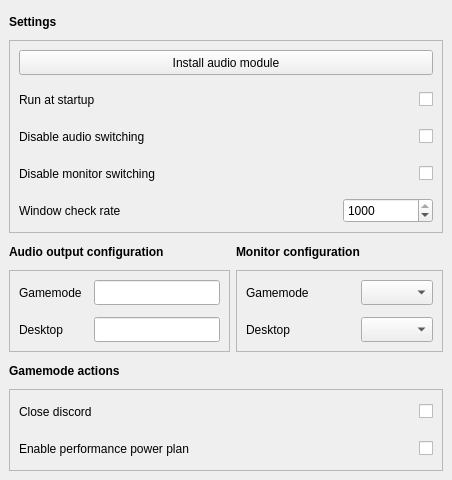
Before: the Qt Designer form src/BigPictureTV/bigpicturetv.ui in Odizinne/BigPictureTV, drawn with Qt 5.
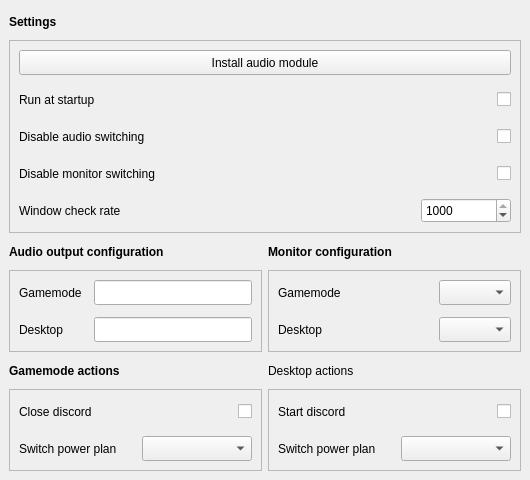
After: the same form once the commit is applied.

Commit message: added independant desktop / gamemode actions

```diff
--- a/src/BigPictureTV/bigpicturetv.ui
+++ b/src/BigPictureTV/bigpicturetv.ui
@@ -6,7 +6,7 @@
    <rect>
     <x>0</x>
     <y>0</y>
-    <width>452</width>
+    <width>530</width>
     <height>480</height>
    </rect>
   </property>
@@ -26,92 +26,7 @@
    <string>BigPictureTV - Settings</string>
   </property>
   <widget class="QWidget" name="centralwidget">
-   <layout class="QGridLayout" name="gridLayout_2" columnstretch="1,0">
-    <item row="5" column="0" colspan="2">
-     <widget class="QFrame" name="actionsFrame">
-      <property name="frameShape">
-       <enum>QFrame::Shape::StyledPanel</enum>
-      </property>
-      <property name="frameShadow">
-       <enum>QFrame::Shadow::Sunken</enum>
-      </property>
-      <layout class="QGridLayout" name="gridLayout_3">
-       <property name="leftMargin">
-        <number>9</number>
-       </property>
-       <property name="topMargin">
-        <number>9</number>
-       </property>
-       <property name="rightMargin">
-        <number>9</number>
-       </property>
-       <property name="bottomMargin">
-        <number>9</number>
-       </property>
-       <property name="spacing">
-        <number>12</number>
-       </property>
-       <item row="0" column="1">
-        <widget class="QCheckBox" name="closeDiscordCheckBox">
-         <property name="minimumSize">
-          <size>
-           <width>0</width>
-           <height>25</height>
-          </size>
-         </property>
-         <property name="layoutDirection">
-          <enum>Qt::LayoutDirection::RightToLeft</enum>
-         </property>
-         <property name="text">
-          <string/>
-         </property>
-        </widget>
-       </item>
-       <item row="0" column="0">
-        <widget class="QLabel" name="CloseDiscordLabel">
-         <property name="minimumSize">
-          <size>
-           <width>0</width>
-           <height>25</height>
-          </size>
-         </property>
-         <property name="text">
-          <string>Close discord</string>
-         </property>
-        </widget>
-       </item>
-       <item row="1" column="0">
-        <widget class="QLabel" name="performancePowerPlanLabel">
-         <property name="minimumSize">
-          <size>
-           <width>0</width>
-           <height>25</height>
-          </size>
-         </property>
-         <property name="text">
-          <string>Enable performance power plan</string>
-         </property>
-        </widget>
-       </item>
-       <item row="1" column="1">
-        <widget class="QCheckBox" name="performancePowerPlanCheckBox">
-         <property name="minimumSize">
-          <size>
-           <width>0</width>
-           <height>25</height>
-          </size>
-         </property>
-         <property name="layoutDirection">
-          <enum>Qt::LayoutDirection::RightToLeft</enum>
-         </property>
-         <property name="text">
-          <string/>
-         </property>
-        </widget>
-       </item>
-      </layout>
-     </widget>
-    </item>
+   <layout class="QGridLayout" name="gridLayout_2" columnstretch="1,1">
     <item row="3" column="0">
      <widget class="QFrame" name="audio_frame">
       <property name="frameShape">
@@ -301,24 +216,6 @@
       </layout>
      </widget>
     </item>
-    <item row="4" column="0" colspan="2">
-     <widget class="QLabel" name="actionsLabel">
-      <property name="minimumSize">
-       <size>
-        <width>0</width>
-        <height>25</height>
-       </size>
-      </property>
-      <property name="font">
-       <font>
-        <bold>true</bold>
-       </font>
-      </property>
-      <property name="text">
-       <string>Gamemode actions</string>
-      </property>
-     </widget>
-    </item>
     <item row="1" column="0" colspan="2">
      <widget class="QFrame" name="settingsFrame">
       <property name="frameShape">
@@ -533,6 +430,189 @@
       </property>
      </widget>
     </item>
+    <item row="4" column="0">
+     <widget class="QLabel" name="actionsLabel">
+      <property name="minimumSize">
+       <size>
+        <width>0</width>
+        <height>25</height>
+       </size>
+      </property>
+      <property name="font">
+       <font>
+        <bold>true</bold>
+       </font>
+      </property>
+      <property name="text">
+       <string>Gamemode actions</string>
+      </property>
+     </widget>
+    </item>
+    <item row="5" column="0">
+     <widget class="QFrame" name="actionsFrame">
+      <property name="frameShape">
+       <enum>QFrame::Shape::StyledPanel</enum>
+      </property>
+      <property name="frameShadow">
+       <enum>QFrame::Shadow::Sunken</enum>
+      </property>
+      <layout class="QGridLayout" name="gridLayout_3">
+       <property name="leftMargin">
+        <number>9</number>
+       </property>
+       <property name="topMargin">
+        <number>9</number>
+       </property>
+       <property name="rightMargin">
+        <number>9</number>
+       </property>
+       <property name="bottomMargin">
+        <number>9</number>
+       </property>
+       <property name="spacing">
+        <number>12</number>
+       </property>
+       <item row="0" column="1">
+        <widget class="QCheckBox" name="closeDiscordCheckBox">
+         <property name="minimumSize">
+          <size>
+           <width>0</width>
+           <height>25</height>
+          </size>
+         </property>
+         <property name="layoutDirection">
+          <enum>Qt::LayoutDirection::RightToLeft</enum>
+         </property>
+         <property name="text">
+          <string/>
+         </property>
+        </widget>
+       </item>
+       <item row="0" column="0">
+        <widget class="QLabel" name="CloseDiscordLabel">
+         <property name="minimumSize">
+          <size>
+           <width>0</width>
+           <height>25</height>
+          </size>
+         </property>
+         <property name="text">
+          <string>Close discord</string>
+         </property>
+        </widget>
+       </item>
+       <item row="1" column="0">
+        <widget class="QLabel" name="gamemodePowerPlanLabel">
+         <property name="minimumSize">
+          <size>
+           <width>0</width>
+           <height>25</height>
+          </size>
+         </property>
+         <property name="text">
+          <string>Switch power plan</string>
+         </property>
+        </widget>
+       </item>
+       <item row="1" column="1">
+        <widget class="QComboBox" name="gamemodePowerPlanComboBox">
+         <property name="minimumSize">
+          <size>
+           <width>0</width>
+           <height>25</height>
+          </size>
+         </property>
+        </widget>
+       </item>
+      </layout>
+     </widget>
+    </item>
+    <item row="4" column="1">
+     <widget class="QLabel" name="label">
+      <property name="text">
+       <string>Desktop actions</string>
+      </property>
+     </widget>
+    </item>
+    <item row="5" column="1">
+     <widget class="QFrame" name="gridFrame">
+      <property name="frameShape">
+       <enum>QFrame::Shape::StyledPanel</enum>
+      </property>
+      <property name="frameShadow">
+       <enum>QFrame::Shadow::Sunken</enum>
+      </property>
+      <layout class="QGridLayout" name="gridLayout_5">
+       <property name="leftMargin">
+        <number>9</number>
+       </property>
+       <property name="topMargin">
+        <number>9</number>
+       </property>
+       <property name="rightMargin">
+        <number>9</number>
+       </property>
+       <property name="bottomMargin">
+        <number>9</number>
+       </property>
+       <property name="spacing">
+        <number>12</number>
+       </property>
+       <item row="1" column="0">
+        <widget class="QLabel" name="desktopPowerPlanLabel">
+         <property name="minimumSize">
+          <size>
+           <width>0</width>
+           <height>25</height>
+          </size>
+         </property>
+         <property name="text">
+          <string>Switch power plan</string>
+         </property>
+        </widget>
+       </item>
+       <item row="0" column="0">
+        <widget class="QLabel" name="startDiscordLabel">
+         <property name="minimumSize">
+          <size>
+           <width>0</width>
+           <height>25</height>
+          </size>
+         </property>
+         <property name="text">
+          <string>Start discord</string>
+         </property>
+        </widget>
+       </item>
+       <item row="1" column="1">
+        <widget class="QComboBox" name="desktopPowerPlanComboBox">
+         <property name="minimumSize">
+          <size>
+           <width>0</width>
+           <height>25</height>
+          </size>
+         </property>
+        </widget>
+       </item>
+       <item row="0" column="1">
+        <widget class="QCheckBox" name="startDiscordCheckBox">
+         <property name="minimumSize">
+          <size>
+           <width>0</width>
+           <height>25</height>
+          </size>
+         </property>
+         <property name="layoutDirection">
+          <enum>Qt::LayoutDirection::RightToLeft</enum>
+         </property>
+         <property name="text">
+          <string/>
+         </property>
+        </widget>
+       </item>
+      </layout>
+     </widget>
+    </item>
    </layout>
   </widget>
  </widget>
```
The commit also changes 3 other files.
